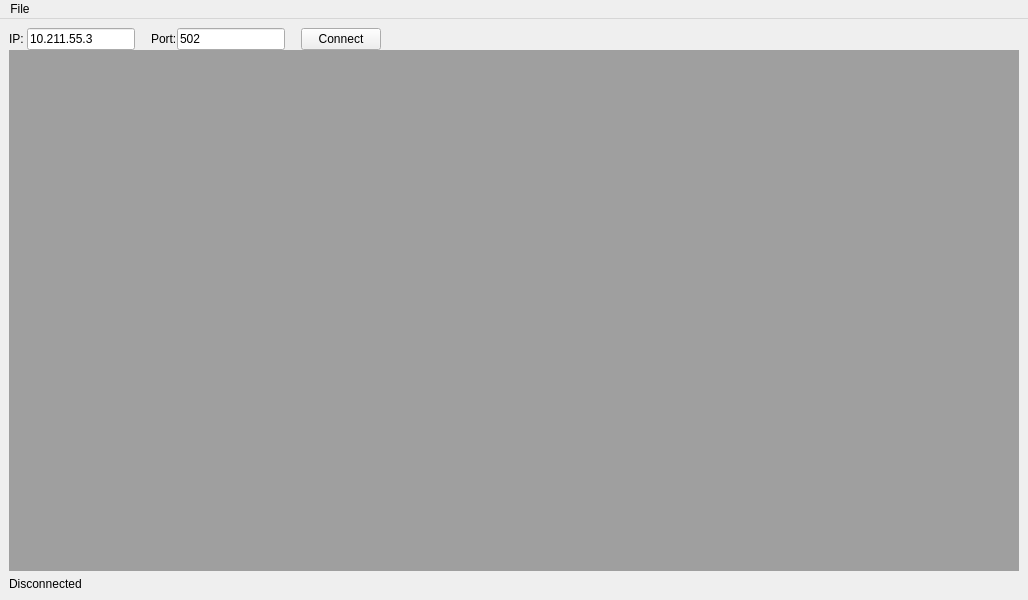
tonylin0826/ModbusMasterTool, file mainwindow.ui: the form before one commit.
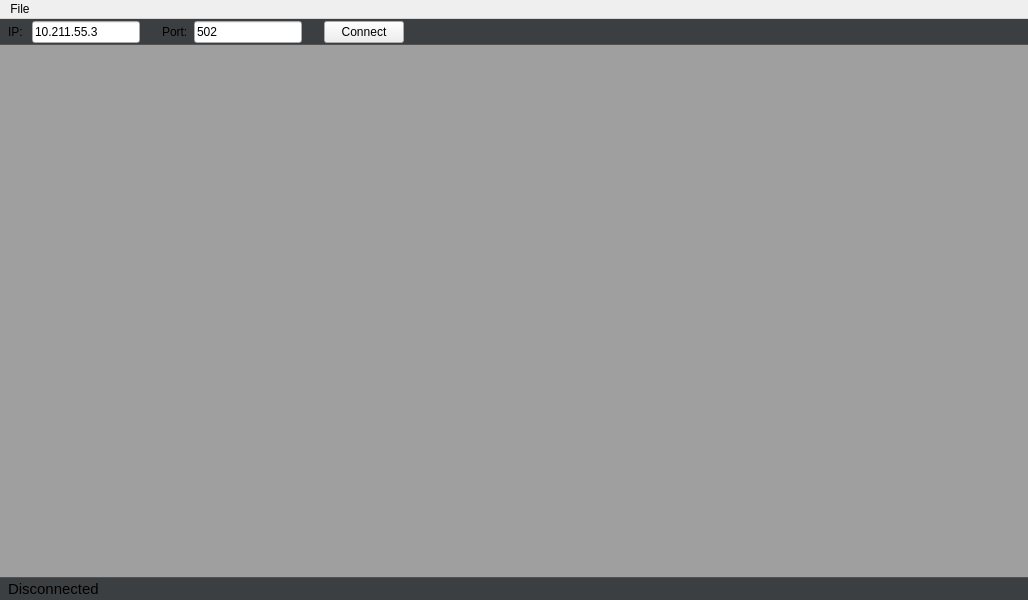
The form after the commit.

Commit message: feat(ui): add style to dialog and windows

Patch:
```diff
--- a/mainwindow.ui
+++ b/mainwindow.ui
@@ -13,19 +13,16 @@
   <property name="windowTitle">
    <string>Modbus Master</string>
   </property>
+  <property name="styleSheet">
+   <string notr="true">#MainWindow {
+	background: rgb(60, 63, 65);
+}</string>
+  </property>
   <widget class="QWidget" name="centralwidget">
    <layout class="QVBoxLayout" name="verticalLayout_2">
     <property name="spacing">
      <number>0</number>
     </property>
-    <property name="bottomMargin">
-     <number>0</number>
-    </property>
-    <item>
-     <layout class="QVBoxLayout" name="verticalLayout" stretch="0">
-      <property name="spacing">
-       <number>0</number>
-      </property>
       <property name="leftMargin">
        <number>0</number>
       </property>
@@ -39,6 +36,29 @@
        <number>0</number>
       </property>
       <item>
+     <widget class="QFrame" name="connectionFrame">
+      <property name="styleSheet">
+       <string notr="true">#connectionFrame {
+	border-bottom-width: 1px;
+    border-bottom-style: solid;
+    border-bottom-color: rgb(81,81,81);
+	background: rgb(60, 63, 65);
+}</string>
+      </property>
+      <layout class="QGridLayout" name="gridLayout">
+       <property name="leftMargin">
+        <number>8</number>
+       </property>
+       <property name="topMargin">
+        <number>2</number>
+       </property>
+       <property name="rightMargin">
+        <number>8</number>
+       </property>
+       <property name="bottomMargin">
+        <number>2</number>
+       </property>
+       <item row="0" column="0">
        <layout class="QHBoxLayout" name="horizontalLayout">
         <item>
          <widget class="QLabel" name="label">
@@ -97,6 +117,11 @@
             <verstretch>0</verstretch>
            </sizepolicy>
           </property>
+           <property name="styleSheet">
+            <string notr="true">#inputPort:focus {
+    outline: none;
+}</string>
+           </property>
           <property name="text">
            <string>502</string>
           </property>
@@ -141,6 +166,7 @@
        </layout>
       </item>
      </layout>
+     </widget>
     </item>
     <item>
      <widget class="QMdiArea" name="mdiArea">
@@ -150,6 +176,12 @@
         <height>0</height>
        </size>
       </property>
+      <property name="autoFillBackground">
+       <bool>false</bool>
+      </property>
+      <property name="styleSheet">
+       <string notr="true"/>
+      </property>
       <property name="verticalScrollBarPolicy">
        <enum>Qt::ScrollBarAsNeeded</enum>
       </property>
@@ -162,6 +194,15 @@
      </widget>
     </item>
     <item>
+     <widget class="QFrame" name="statusFrame">
+      <property name="styleSheet">
+       <string notr="true">#statusFrame {
+	border-top-width: 1px;
+    border-top-style: solid;
+    border-top-color: rgb(81,81,81);
+	background: rgb(60, 63, 65);
+}</string>
+      </property>
      <layout class="QHBoxLayout" name="horizontalLayout_3">
       <property name="spacing">
        <number>0</number>
@@ -169,20 +210,32 @@
       <property name="sizeConstraint">
        <enum>QLayout::SetDefaultConstraint</enum>
       </property>
+       <property name="leftMargin">
+        <number>8</number>
+       </property>
       <property name="topMargin">
-       <number>6</number>
+        <number>2</number>
+       </property>
+       <property name="rightMargin">
+        <number>8</number>
       </property>
       <property name="bottomMargin">
-       <number>9</number>
+        <number>2</number>
       </property>
       <item>
        <widget class="QLabel" name="labelConnectionStatus">
+         <property name="font">
+          <font>
+           <pointsize>11</pointsize>
+          </font>
+         </property>
         <property name="text">
          <string>Disconnected</string>
         </property>
        </widget>
       </item>
      </layout>
+     </widget>
     </item>
    </layout>
   </widget>
```
Lines whose indentation alone changed are shown as unchanged. The commit also changes 5 other files.
